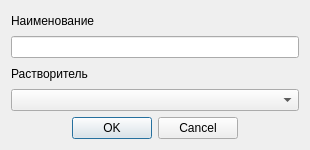
Vofanchik/LPBsGaCTmagProject, file UI_files/DialogAddNewCompound.ui: the form before one commit.
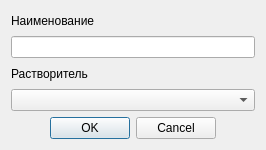
The form after the commit.

```diff
--- a/UI_files/DialogAddNewCompound.ui
+++ b/UI_files/DialogAddNewCompound.ui
@@ -6,10 +6,16 @@
    <rect>
     <x>0</x>
     <y>0</y>
-    <width>310</width>
+    <width>266</width>
     <height>150</height>
    </rect>
   </property>
+  <property name="sizePolicy">
+   <sizepolicy hsizetype="Preferred" vsizetype="Preferred">
+    <horstretch>0</horstretch>
+    <verstretch>0</verstretch>
+   </sizepolicy>
+  </property>
   <property name="windowTitle">
    <string>Добавить соединение</string>
   </property>
```
